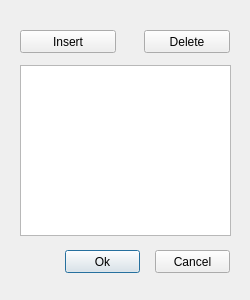
Above: ui/multi_selector.ui from Giswater/giswater_qgis_plugin before the change. Below: the same form after it.
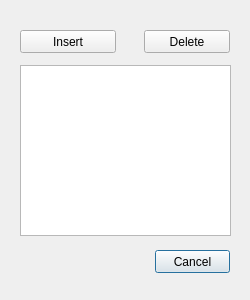
That is the form after the change.

```diff
--- a/ui/multi_selector.ui
+++ b/ui/multi_selector.ui
@@ -28,19 +28,6 @@
   <property name="sizeGripEnabled">
    <bool>false</bool>
   </property>
-  <widget class="QPushButton" name="btn_accept">
-   <property name="geometry">
-    <rect>
-     <x>65</x>
-     <y>250</y>
-     <width>75</width>
-     <height>23</height>
-    </rect>
-   </property>
-   <property name="text">
-    <string>Ok</string>
-   </property>
-  </widget>
   <widget class="QPushButton" name="btn_cancel">
    <property name="geometry">
     <rect>
```
Left out of the diff: 1 changed line with no effect on the pictures.
